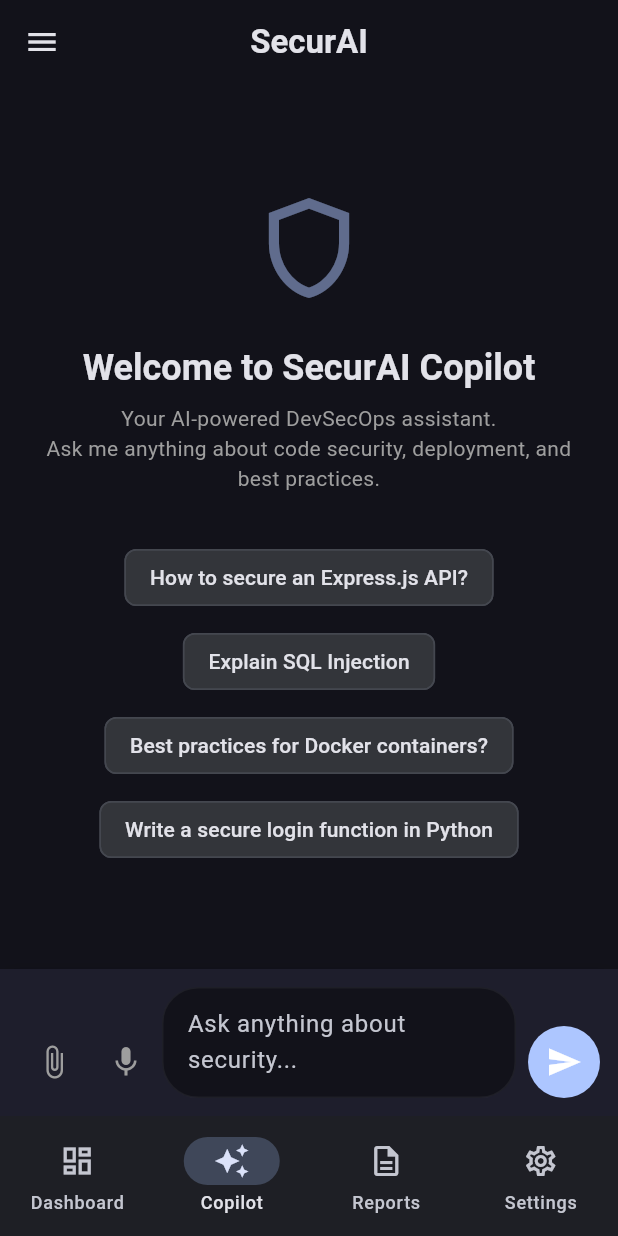
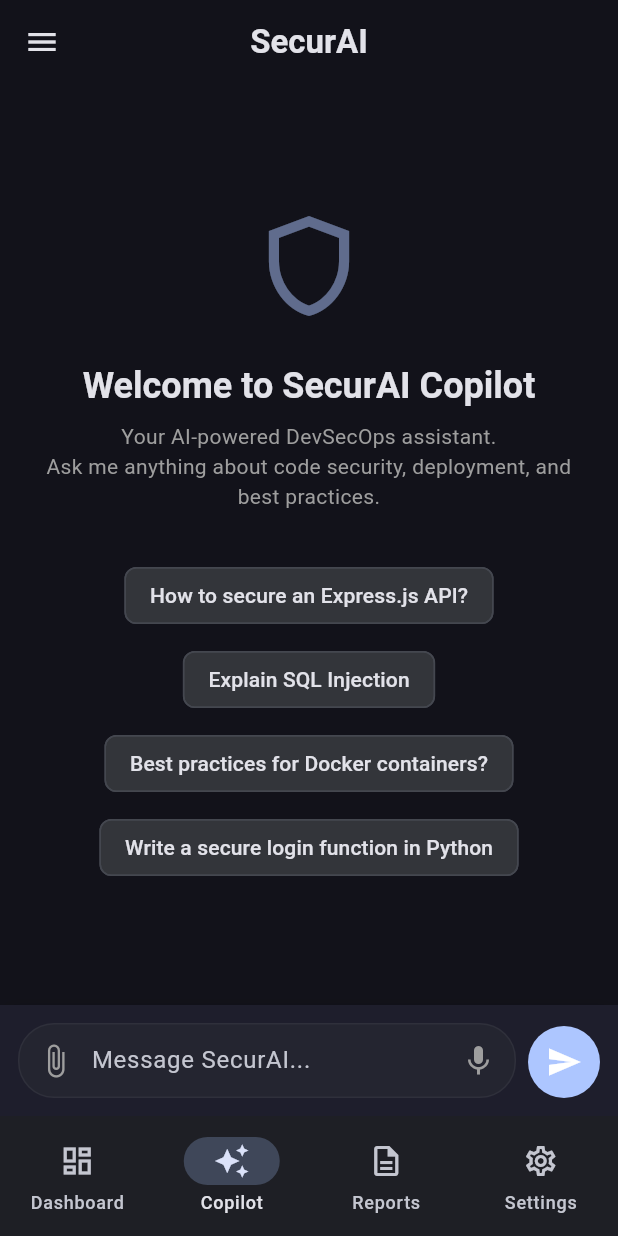
Before and after one commit to muhammadhaseeb6565-cmd/SecurAi-Copilot, a Flutter app: the screen it shows once a user with an empty profile is signed in, on a phone screen of 412 x 824 dp. Run offline on Flutter 3.47's test engine with Material 3 defaults, Android fonts, the phone set to English and light mode, and no system bars; our stand-ins replace fl_chart, flutter_markdown_plus, pdf, printing, shared_preferences, supabase and 1 more; accounts and stored records are empty; network calls fail.

Commit message:
Redesign chat input bar for better spacing and modern look

```diff
--- a/frontend/lib/screens/chat_screen.dart
+++ b/frontend/lib/screens/chat_screen.dart
@@ -298,6 +298,16 @@ class _ChatScreenState extends State<ChatScreen> {
               child: Row(
                 crossAxisAlignment: CrossAxisAlignment.end,
                 children: [
+                  Expanded(
+                    child: Container(
+                      decoration: BoxDecoration(
+                        color: Theme.of(context).colorScheme.surfaceContainerHighest.withValues(alpha: 0.3),
+                        borderRadius: BorderRadius.circular(24),
+                        border: Border.all(color: Theme.of(context).dividerColor.withValues(alpha: 0.1)),
+                      ),
+                      child: Row(
+                        crossAxisAlignment: CrossAxisAlignment.end,
+                        children: [
                           IconButton(
                             icon: const Icon(Icons.attach_file, color: Colors.grey),
                             onPressed: () {
@@ -308,12 +318,24 @@ class _ChatScreenState extends State<ChatScreen> {
                                 _sendMessage("Please analyze this raw access log and identify the attacker's IP and vulnerability:\n\n192.168.1.55 - - [15/Aug/2026:14:32:01 +0000] \"GET /api/v1/users?id=1' OR '1'='1 HTTP/1.1\" 200 4523 \"-\" \"Mozilla/5.0\" \n192.168.1.55 - - [15/Aug/2026:14:32:05 +0000] \"POST /api/v1/auth/login HTTP/1.1\" 401 120 \"-\" \"curl/7.68.0\"");
                               });
                             },
-                    tooltip: "Upload File / Analyze Code",
+                            tooltip: "Upload File",
+                          ),
+                          Expanded(
+                            child: TextField(
+                              controller: _controller,
+                              minLines: 1,
+                              maxLines: 5,
+                              textInputAction: TextInputAction.newline,
+                              decoration: const InputDecoration(
+                                hintText: 'Message SecurAI...',
+                                border: InputBorder.none,
+                                contentPadding: EdgeInsets.symmetric(vertical: 12),
+                              ),
+                            ),
                           ),
                           IconButton(
                             icon: const Icon(Icons.mic, color: Colors.grey),
                             onPressed: () {
-                      // Simulated Voice-to-Text
                               ScaffoldMessenger.of(context).showSnackBar(
                                 const SnackBar(content: Text('Voice-to-Text Listening...')),
                               );
@@ -325,23 +347,7 @@ class _ChatScreenState extends State<ChatScreen> {
                             },
                             tooltip: "Voice to Text",
                           ),
-                  Expanded(
-                    child: Container(
-                      decoration: BoxDecoration(
-                        color: Theme.of(context).scaffoldBackgroundColor,
-                        borderRadius: BorderRadius.circular(24),
-                        border: Border.all(color: Theme.of(context).dividerColor.withValues(alpha: 0.1)),
-                      ),
-                      child: TextField(
-                        controller: _controller,
-                        minLines: 1,
-                        maxLines: 5,
-                        textInputAction: TextInputAction.newline,
-                        decoration: const InputDecoration(
-                          hintText: 'Ask anything about security...',
-                          border: InputBorder.none,
-                          contentPadding: EdgeInsets.symmetric(horizontal: 16, vertical: 12),
-                        ),
+                        ],
                       ),
                     ),
                   ),
```
Lines whose indentation alone changed are shown as unchanged.
